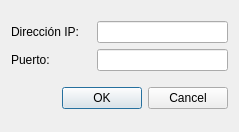
Before: the Qt Designer form client/src/conexion/conexion.ui in Madh93/Qt5-ClientServer, drawn with Qt 5.
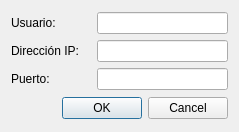
After: the same form once the commit is applied.

Commit message: añadiendo nombre de usuario

The edit to the form file:
```diff
--- a/client/src/conexion/conexion.ui
+++ b/client/src/conexion/conexion.ui
@@ -36,6 +36,26 @@
     <layout class="QVBoxLayout" name="verticalLayout">
      <item>
       <layout class="QVBoxLayout" name="verticalLayout_2">
+       <item>
+        <layout class="QHBoxLayout" name="horizontalLayout">
+         <item>
+          <widget class="QLabel" name="label_3">
+           <property name="minimumSize">
+            <size>
+             <width>80</width>
+             <height>0</height>
+            </size>
+           </property>
+           <property name="text">
+            <string>Usuario:</string>
+           </property>
+          </widget>
+         </item>
+         <item>
+          <widget class="QLineEdit" name="lineEditUser"/>
+         </item>
+        </layout>
+       </item>
        <item>
         <layout class="QHBoxLayout" name="horizontalLayout_2">
          <item>
```
The commit also changes 4 other files.
